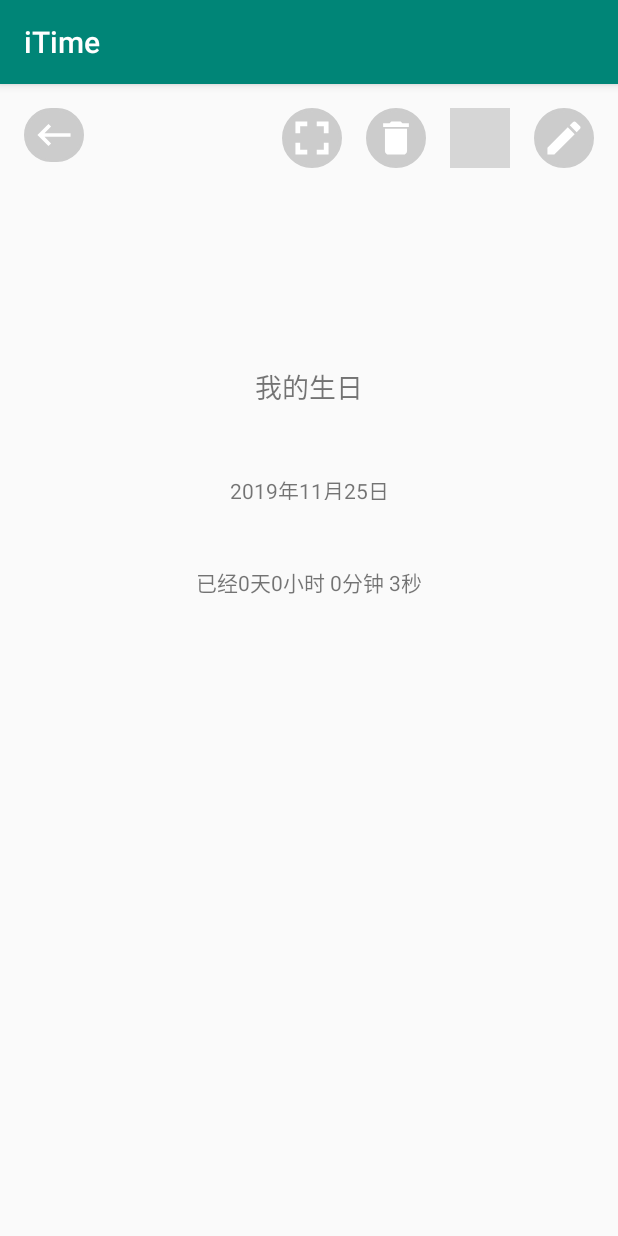
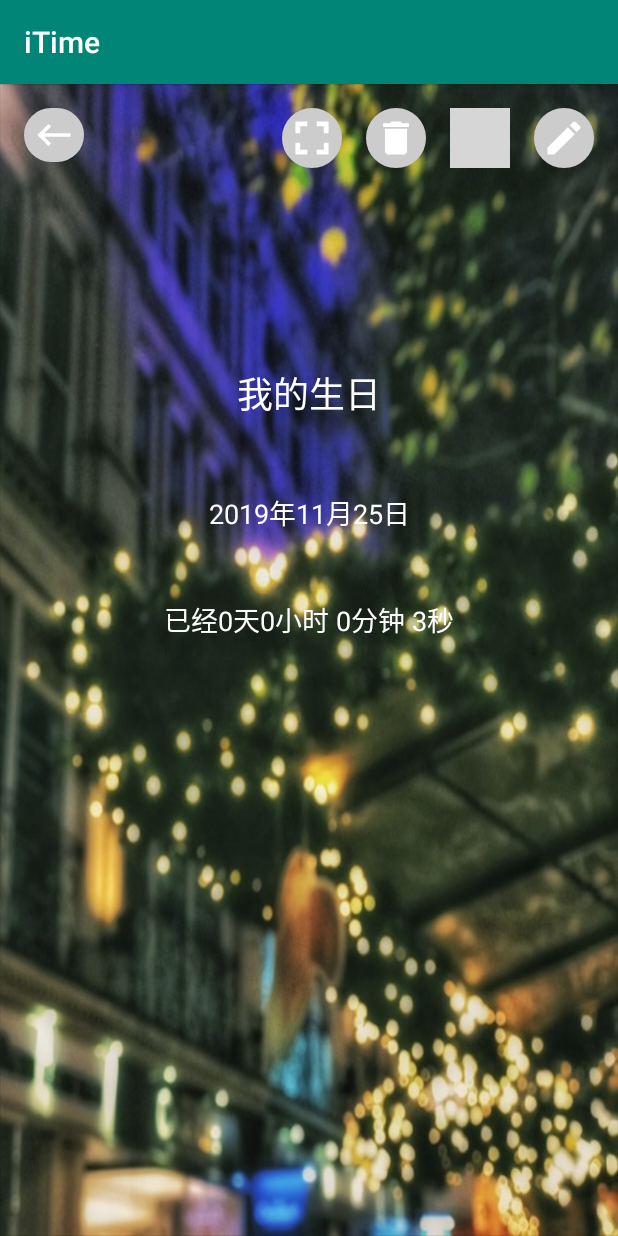
Before and after one commit to akanepink/iTime, an Android app: the MainActivity screen opened directly, with no data from a screen before it, after a tap on "我的生日", on a phone screen of 412 x 824 dp. Run offline under Robolectric (Android 15) with nearby library versions, the phone set to English and light mode, and no system bars; grey boxes are pictures that could not be loaded.

Commit message:
给Event类添加了背景图片的属性（在详情界面使用的背景图片 以及循环使用三张图片作为默认图片资源，给Event对象的图片属性赋值 之使用getResources().getIdentifier()方法由资源的名称获得资源的ID，从而获得资源本身

```diff
--- a/app/src/main/java/com/example/itime/EventShowActivity.java
+++ b/app/src/main/java/com/example/itime/EventShowActivity.java
@@ -1,11 +1,14 @@
 package com.example.itime;
 
 import androidx.annotation.Nullable;
+import androidx.annotation.RequiresApi;
 import androidx.appcompat.app.AppCompatActivity;
+import androidx.constraintlayout.widget.ConstraintLayout;
 
 import android.annotation.SuppressLint;
 import android.content.DialogInterface;
 import android.content.Intent;
+import android.os.Build;
 import android.os.Bundle;
 import android.os.Handler;
 import android.os.Message;
@@ -33,8 +36,10 @@ public class EventShowActivity extends AppCompatActivity {
     private Calendar nowSystemTime;
     private int position;
     private int colorEdit;
+    private ConstraintLayout constraintShowLayout;
 
 
+    @RequiresApi(api = Build.VERSION_CODES.JELLY_BEAN)
     @Override
     protected void onCreate(Bundle savedInstanceState) {
         super.onCreate(savedInstanceState);
@@ -48,6 +53,7 @@ public class EventShowActivity extends AppCompatActivity {
         textViewShowTitle=this.findViewById(R.id.text_view_show_event_title);
         textViewShowDate=this.findViewById(R.id.text_view_show_event_date);
         textViewShowCountdown=this.findViewById(R.id.text_view_show_event_countdown);
+        constraintShowLayout=this.findViewById(R.id.constraint_show_layout);
 
         colorEdit=getIntent().getExtras().getInt("colorBackg");
         nowSystemTime=(Calendar)getIntent().getExtras().getSerializable("nowTime");
@@ -57,6 +63,7 @@ public class EventShowActivity extends AppCompatActivity {
         textViewShowTitle.setText(eventShow.getTitle());
         textViewShowDate.setText(eventShow.calendarToString());
         textViewShowCountdown.setText(getTimeDiff());
+        constraintShowLayout.setBackground(getResources().getDrawable(eventShow.getBackgId()));
 
         //开始
         handler.sendEmptyMessage(1);
--- a/app/src/main/java/com/example/itime/MainActivity.java
+++ b/app/src/main/java/com/example/itime/MainActivity.java
@@ -6,6 +6,7 @@ import androidx.annotation.RequiresApi;
 import androidx.annotation.StyleRes;
 import androidx.appcompat.app.ActionBarDrawerToggle;
 import androidx.appcompat.app.AppCompatActivity;
+import androidx.appcompat.widget.ResourceManagerInternal;
 import androidx.appcompat.widget.Toolbar;
 import androidx.constraintlayout.widget.ConstraintLayout;
 import androidx.drawerlayout.widget.DrawerLayout;
@@ -48,7 +49,6 @@ import java.util.ArrayList;
 import java.util.Calendar;
 import java.util.List;
 
-
 public class MainActivity extends AppCompatActivity {
     public static final int REQUEST_CODE_NEW_EVENT = 901;
     public static final int REQUEST_CODE_SHOW_EVENT = 902;
@@ -63,8 +63,9 @@ public class MainActivity extends AppCompatActivity {
     EventSaver eventSaver;
     NavigationView navigationView;
     private int colorEdit=-1;
+    private static int picNum=2;
     //DrawerLayout drawerLayout;
-
+    private Event eee;
     @Override
     protected void onDestroy() {
         super.onDestroy();
@@ -74,17 +75,16 @@ public class MainActivity extends AppCompatActivity {
     @Override
     protected void onCreate(Bundle savedInstanceState) {
 
-        requestWindowFeature(Window.FEATURE_NO_TITLE);
+        //requestWindowFeature(Window.FEATURE_NO_TITLE);
         super.onCreate(savedInstanceState);
         setContentView(R.layout.activity_main);
-
         //initWindow();
 
         viewPagerEvents = this.findViewById(R.id.view_pager_event_show);
         buttonAdd = this.findViewById(R.id.floating_action_button_add);
         buttonMenu = this.findViewById(R.id.floating_action_button_menu);
         navigationView = this.findViewById(R.id.navigation_view);
-       // drawerLayout = (DrawerLayout) this.findViewById(R.id.drawer_layout);
+        //drawerLayout = (DrawerLayout) this.findViewById(R.id.drawer_layout);
         navigationView.setItemIconTintList(null);
         eventSaver = new EventSaver(this);
         listEvents = eventSaver.load();
@@ -115,6 +115,7 @@ public class MainActivity extends AppCompatActivity {
 
         });
 
+
         View headerView = navigationView.getHeaderView(0);
         headerView.setOnClickListener(new View.OnClickListener() {
             @Override
@@ -139,6 +140,10 @@ public class MainActivity extends AppCompatActivity {
                             //buttonAdd.setBackgroundTintList(getColorStateList(R.color.black));
                             buttonAdd.setBackgroundColor(color);
                             colorEdit=color;
+                            View bv = findViewById(android.R.id.title);
+                            //((View) bv.getParent()).setBackgroundColor(color);
+                            //bv.setBackgroundColor(color);
+                            //bv.getBackground().setColorFilter(color);
 
                         }
                     });
@@ -239,7 +244,17 @@ public class MainActivity extends AppCompatActivity {
                 if (resultCode == RESULT_OK) {
                     //需要修改
                     Event newEvent=(Event)data.getExtras().getSerializable("newEvent");
-                    newEvent.setResourceId(R.drawable.backg_2_mini);
+                    String resourceBase="backg_";
+                    String resStr=resourceBase+picNum+"_mini";
+                    String backgStr=resourceBase+picNum;
+                    int resId=getResources().getIdentifier(resStr,"drawable",getPackageName());
+                    int backgId=getResources().getIdentifier(backgStr,"drawable",getPackageName());
+                    picNum++;
+                    if(picNum==4)
+                        picNum=1;
+                    newEvent.setResourceId(resId);
+                    newEvent.setBackgId(backgId);
+
                     getListEvents().add(newEvent);
                     eventAdapter.notifyDataSetChanged();
                 }
@@ -273,7 +288,11 @@ public class MainActivity extends AppCompatActivity {
     }
 
     private void init() {
-        listEvents.add(new Event("我的生日","开心",R.drawable.backg_1_mini));
+        Event initEvent=new Event("我的生日","开心",Calendar.getInstance());
+        initEvent.setResourceId(R.drawable.backg_1_mini);
+        initEvent.setBackgId(R.drawable.backg_1);
+        listEvents.add(initEvent);
+
         /*
         listEvents.add(new Event("likey","memo",R.drawable.backg_2_mini));
         listEvents.add(new Event("numnum","owewdsdmo",R.drawable.backg_3_mini));
--- a/app/src/main/java/com/example/itime/data/Event.java
+++ b/app/src/main/java/com/example/itime/data/Event.java
@@ -10,26 +10,31 @@ public class Event implements Serializable {
     private String memo;
     private Calendar calendar=Calendar.getInstance();
     private int resourceId;
-
-
-    public Event(String title, String memo, Calendar calendar, int resourceId) {
-        this.title = title;
-        this.memo = memo;
-        this.calendar = calendar;
-        this.resourceId = resourceId;
-    }
+    private int backgId;
 
     public Event(String title, String memo, Calendar calendar) {
         this.title = title;
         this.memo = memo;
         this.calendar = calendar;
     }
-
-    public Event(String title, String memo, int resourceId) {
+    public Event(String title, String memo, Calendar calendar, int resourceId,int backgId) {
         this.title = title;
         this.memo = memo;
+        this.calendar = calendar;
         this.resourceId = resourceId;
+        this.backgId=backgId;
     }
+    public int getBackgId() {
+        return backgId;
+    }
+
+    public void setBackgId(int backgId) {
+        this.backgId = backgId;
+    }
+
+
+
+
 
     public String getMemo() {
         return memo;
--- a/app/src/main/res/layout/activity_event_show.xml
+++ b/app/src/main/res/layout/activity_event_show.xml
@@ -2,6 +2,7 @@
 <androidx.constraintlayout.widget.ConstraintLayout xmlns:android="http://schemas.android.com/apk/res/android"
     xmlns:app="http://schemas.android.com/apk/res-auto"
     xmlns:tools="http://schemas.android.com/tools"
+    android:id="@+id/constraint_show_layout"
     android:layout_width="match_parent"
     android:layout_height="match_parent"
     tools:context=".EventShowActivity">
@@ -9,7 +10,7 @@
     <TextView
         android:id="@+id/text_view_show_event_title"
         android:layout_width="wrap_content"
-        android:layout_height="24dp"
+        android:layout_height="wrap_content"
         android:layout_gravity="center_horizontal"
         android:layout_marginStart="70dp"
         android:layout_marginLeft="70dp"
@@ -17,7 +18,8 @@
         android:layout_marginEnd="70dp"
         android:layout_marginRight="70dp"
         android:text="title"
-        android:textSize="18sp"
+        android:textColor="@color/white"
+        android:textSize="24sp"
         app:layout_constraintEnd_toEndOf="parent"
         app:layout_constraintStart_toStartOf="parent"
         app:layout_constraintTop_toTopOf="parent" />
@@ -25,7 +27,7 @@
     <TextView
         android:id="@+id/text_view_show_event_date"
         android:layout_width="wrap_content"
-        android:layout_height="17dp"
+        android:layout_height="wrap_content"
         android:layout_gravity="center_horizontal"
         android:layout_marginStart="100dp"
         android:layout_marginLeft="100dp"
@@ -33,6 +35,8 @@
         android:layout_marginEnd="100dp"
         android:layout_marginRight="100dp"
         android:text="date"
+        android:textColor="@color/white"
+        android:textSize="18sp"
         app:layout_constraintEnd_toEndOf="parent"
         app:layout_constraintStart_toStartOf="parent"
         app:layout_constraintTop_toBottomOf="@+id/text_view_show_event_title" />
@@ -48,6 +52,8 @@
         android:layout_marginEnd="50dp"
         android:layout_marginRight="50dp"
         android:text="countdown"
+        android:textColor="@color/white"
+        android:textSize="18sp"
         app:layout_constraintEnd_toEndOf="parent"
         app:layout_constraintStart_toStartOf="parent"
         app:layout_constraintTop_toBottomOf="@+id/text_view_show_event_date" />
```
